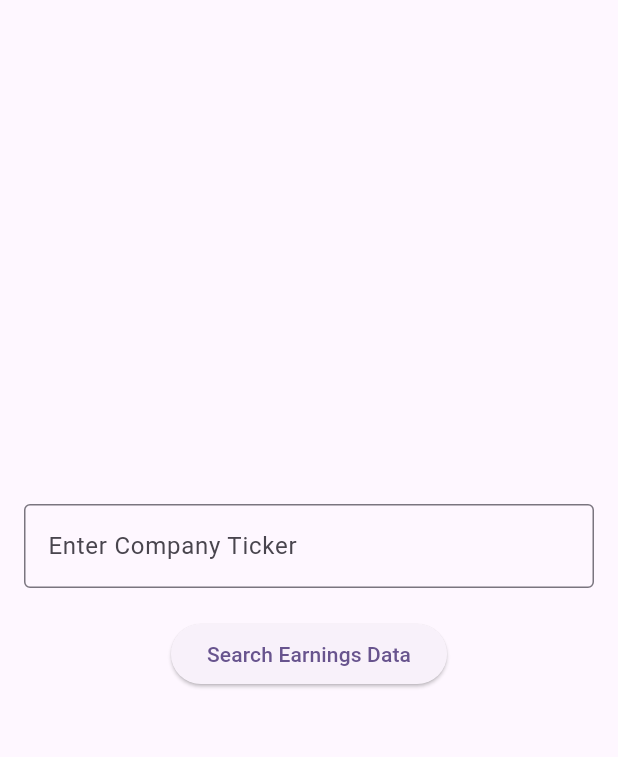
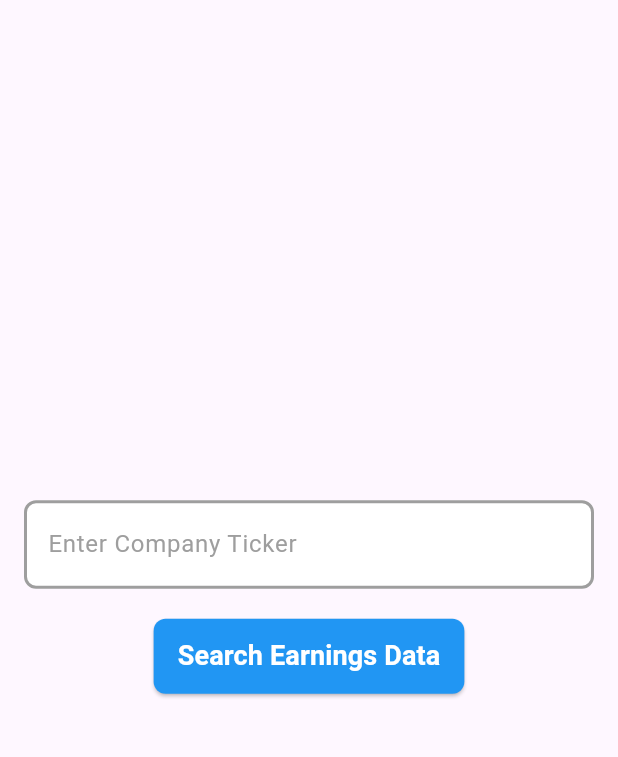
Before and after one commit to jazzmin24/earnings_tracker, a Flutter app: the screen it shows after launch, on a phone screen of 412 x 824 dp, the part 63-820 px from its top. Run offline on Flutter 3.47's test engine with Material 3 defaults, Android fonts, the phone set to English and light mode, and no system bars; our stand-ins replace fl_chart.

Commit message:
multiple chnges

```diff
--- a/lib/home_screen.dart
+++ /dev/null
@@ -1,78 +0,0 @@
-import 'dart:developer';
-
-import 'package:earnings_tracker/graph_screen.dart';
-import 'package:flutter/material.dart';
-import 'api_service.dart'; // Import the API service
-
-class HomeScreen extends StatefulWidget {
-  @override
-  _HomeScreenState createState() => _HomeScreenState();
-}
-
-class _HomeScreenState extends State<HomeScreen> {
-  final TextEditingController _tickerController = TextEditingController();
-  String? _errorMessage;
-
-  final ApiService _apiService = ApiService(); // Instance of ApiService
-
-  // Function to fetch earnings data
-  Future<void> fetchEarningsData(String ticker) async {
-    try {
-      final data = await _apiService.fetchEarningsData(ticker);
-      // Navigate to Graph Screen with the data
-      log("API Data for $ticker: $data");
-      Navigator.push(
-        context,
-        MaterialPageRoute(
-          builder: (context) => GraphScreen(data: data),
-        ),
-      );
-    } catch (e) {
-      setState(() {
-        _errorMessage = 'Please check your ticker symbol and try again.';
-      });
-    }
-  }
-
-  @override
-  Widget build(BuildContext context) {
-    return Scaffold(
-      appBar: AppBar(
-        title: Text('Earnings Tracker'),
-      ),
-      body: Padding(
-        padding: const EdgeInsets.all(16.0),
-        child: Column(
-          mainAxisAlignment: MainAxisAlignment.center,
-          children: [
-            TextField(
-              controller: _tickerController,
-              decoration: InputDecoration(
-                labelText: 'Enter Company Ticker',
-                border: OutlineInputBorder(),
-                errorText: _errorMessage,
-              ),
-            ),
-            SizedBox(height: 20),
-            ElevatedButton(
-              onPressed: () {
-                final ticker = _tickerController.text.trim().toUpperCase();
-                if (ticker.isNotEmpty) {
-                  setState(() {
-                    _errorMessage = null; // Clear any previous error
-                  });
-                  fetchEarningsData(ticker);
-                } else {
-                  setState(() {
-                    _errorMessage = 'Please enter a valid ticker symbol';
-                  });
-                }
-              },
-              child: Text('Search Earnings Data'),
-            ),
-          ],
-        ),
-      ),
-    );
-  }
-}
--- a/lib/main.dart
+++ b/lib/main.dart
@@ -1,4 +1,4 @@
-import 'package:earnings_tracker/home_screen.dart';
+import 'package:earnings_tracker/screens/home_screen.dart';
 import 'package:flutter/material.dart';
 
 void main() {
@@ -13,22 +13,8 @@ class MyApp extends StatelessWidget {
   Widget build(BuildContext context) {
     return MaterialApp(
       title: 'Flutter Demo',
+      debugShowCheckedModeBanner: false,
       theme: ThemeData(
-        // This is the theme of your application.
-        //
-        // TRY THIS: Try running your application with "flutter run". You'll see
-        // the application has a purple toolbar. Then, without quitting the app,
-        // try changing the seedColor in the colorScheme below to Colors.green
-        // and then invoke "hot reload" (save your changes or press the "hot
-        // reload" button in a Flutter-supported IDE, or press "r" if you used
-        // the command line to start the app).
-        //
-        // Notice that the counter didn't reset back to zero; the application
-        // state is not lost during the reload. To reset the state, use hot
-        // restart instead.
-        //
-        // This works for code too, not just values: Most code changes can be
-        // tested with just a hot reload.
         colorScheme: ColorScheme.fromSeed(seedColor: Colors.deepPurple),
         useMaterial3: true,
       ),
--- /dev/null
+++ b/lib/screens/home_screen.dart
@@ -0,0 +1,126 @@
+import 'dart:developer';
+
+import 'package:earnings_tracker/screens/graph_screen.dart';
+import 'package:flutter/material.dart';
+import '../service/api_service.dart';
+
+class HomeScreen extends StatefulWidget {
+  @override
+  _HomeScreenState createState() => _HomeScreenState();
+}
+
+class _HomeScreenState extends State<HomeScreen> {
+  final TextEditingController _tickerController = TextEditingController();
+  String? _errorMessage;
+
+  final ApiService _apiService = ApiService();
+
+  Future<void> fetchEarningsData(String ticker) async {
+    try {
+      final data = await _apiService.fetchEarningsData(ticker);
+      log("API Data for $ticker: $data");
+      Navigator.push(
+        context,
+        MaterialPageRoute(
+          builder: (context) => GraphScreen(data: data),
+        ),
+      );
+    } catch (e) {
+      setState(() {
+        _errorMessage = 'Please check your ticker symbol and try again.';
+      });
+    }
+  }
+
+  @override
+  Widget build(BuildContext context) {
+    return Scaffold(
+      appBar: AppBar(
+        title: Text('Earnings Tracker'),
+      ),
+      body: Padding(
+        padding: const EdgeInsets.all(16.0),
+        child: Column(
+          mainAxisAlignment: MainAxisAlignment.center,
+          children: [
+            TextField(
+              controller: _tickerController,
+              decoration: InputDecoration(
+                labelText: 'Enter Company Ticker',
+                labelStyle: TextStyle(
+                  color: Colors.grey,
+                ),
+                filled: true,
+                fillColor: Colors.white,
+                enabledBorder: OutlineInputBorder(
+                  borderRadius: BorderRadius.circular(8.0),
+                  borderSide: BorderSide(
+                      color: Colors.grey, width: 2),
+                ),
+                focusedBorder: OutlineInputBorder(
+                  borderRadius: BorderRadius.circular(
+                      8.0),
+                  borderSide: BorderSide(
+                      color: Colors.blue.shade400,
+                      width: 2),
+                ),
+                errorBorder: OutlineInputBorder(
+                  borderRadius: BorderRadius.circular(8.0),
+                  borderSide: BorderSide(
+                      color: Colors.red.shade300,
+                      width: 2),
+                ),
+                focusedErrorBorder: OutlineInputBorder(
+                  borderRadius: BorderRadius.circular(8.0),
+                  borderSide: BorderSide(
+                      color: Colors.red.shade500,
+                      width: 2),
+                ),
+                errorText: _errorMessage,
+                contentPadding: EdgeInsets.symmetric(
+                    vertical: 16, horizontal: 12),
+                hintText: 'e.g., AAPL, MSFT',
+                hintStyle: TextStyle(
+                  color: Colors.grey,
+                ),
+              ),
+              style: TextStyle(
+                  fontSize: 18, color: Colors.black87),
+            ),
+            SizedBox(height: 20),
+            ElevatedButton(
+              style: ElevatedButton.styleFrom(
+                backgroundColor: Colors.blue,
+                padding: const EdgeInsets.symmetric(
+                    vertical: 12, horizontal: 16),
+                shape: RoundedRectangleBorder(
+                  borderRadius: BorderRadius.circular(8.0),
+                ),
+              ),
+              onPressed: () {
+                final ticker = _tickerController.text.trim().toUpperCase();
+                if (ticker.isNotEmpty) {
+                  setState(() {
+                    _errorMessage = null;
+                  });
+                  fetchEarningsData(ticker);
+                } else {
+                  setState(() {
+                    _errorMessage = 'Please enter a valid ticker symbol';
+                  });
+                }
+              },
+              child: const Text(
+                'Search Earnings Data',
+                style: TextStyle(
+                    fontSize: 18,
+                    color: Colors.white,
+                    fontWeight: FontWeight.bold),
+              ),
+            ),
+          ],
+        ),
+      ),
+    );
+  }
+}
```
Also changed, not shown: lib/screens/graph_screen.dart (renamed from lib/graph_screen.dart, +6 -6 lines), lib/screens/transcript_screen.dart (renamed from lib/transcript_screen.dart, +10 -12 lines), lib/service/api_service.dart (renamed from lib/api_service.dart).
